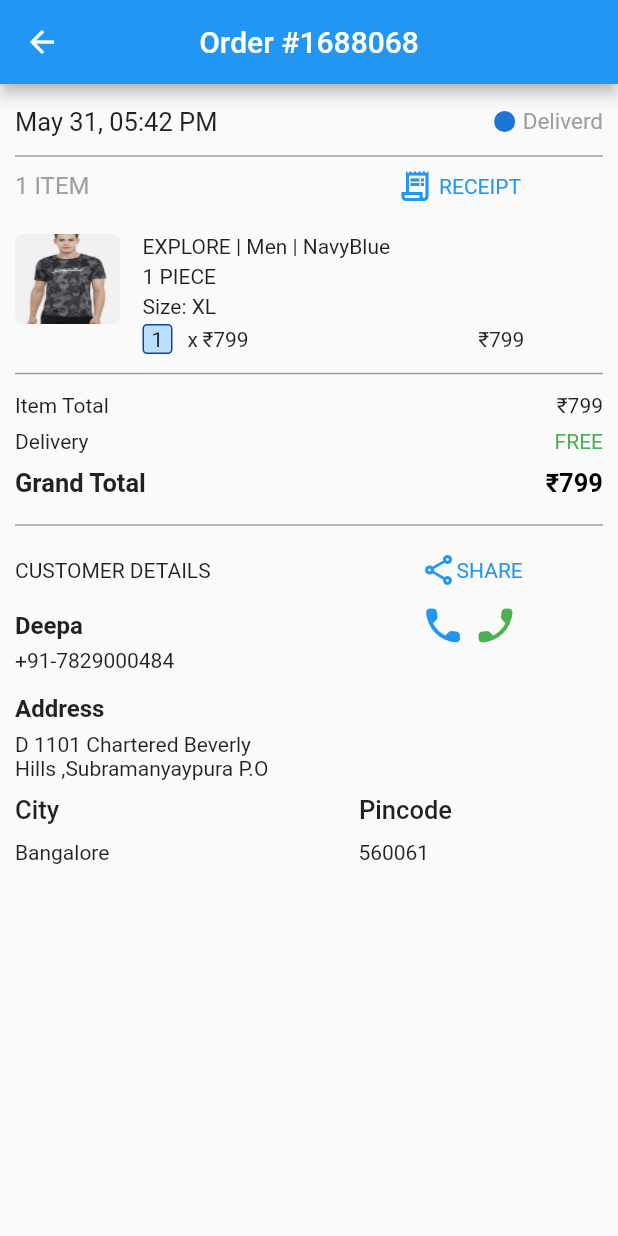
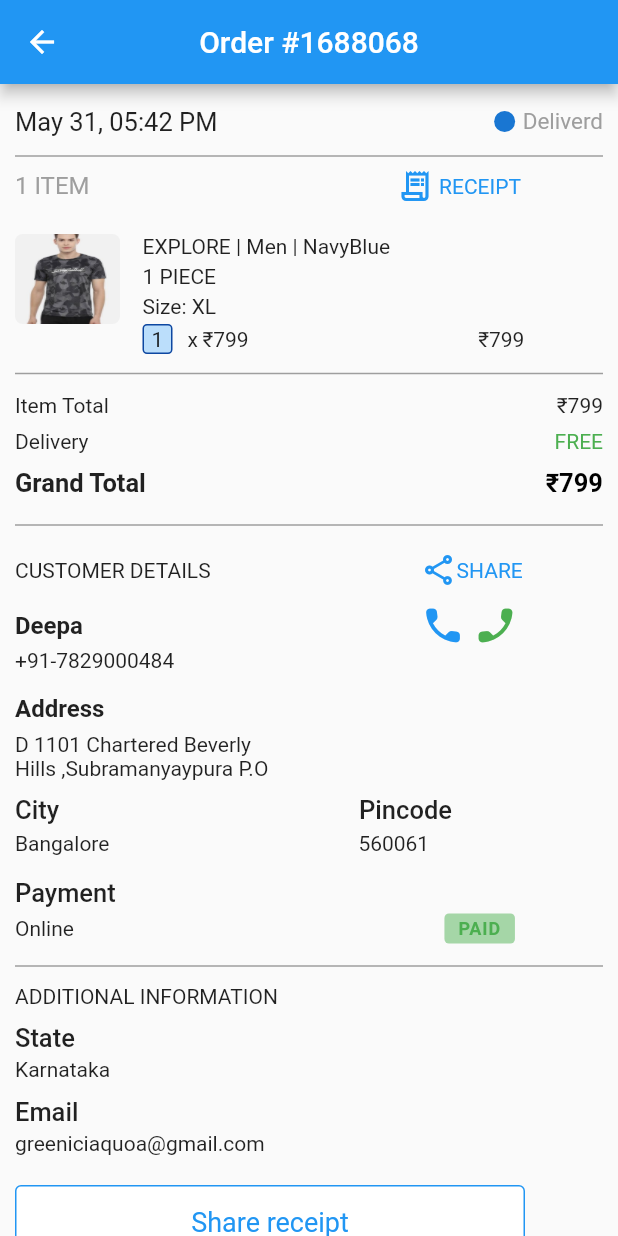
Before and after one commit to karthik324/simple-UI-5, a Flutter app: the screen it shows after launch, on a phone screen of 412 x 824 dp. Run offline on Flutter 3.47's test engine with Material 2 defaults, Android fonts, the phone set to English and light mode, and no system bars.

Commit message:
UI fixed

```diff
--- a/lib/main.dart
+++ b/lib/main.dart
@@ -16,7 +16,8 @@ class MyApp extends StatelessWidget {
           centerTitle: true,
           leading: Icon(Icons.arrow_back),
         ),
-        body: Padding(
+        body: SingleChildScrollView(
+          child: Padding(
             padding: EdgeInsets.only(left: 10, top: 15, right: 10, bottom: 15),
             child: Column(
               crossAxisAlignment: CrossAxisAlignment.start,
@@ -26,7 +27,8 @@ class MyApp extends StatelessWidget {
                   children: [
                     Text(
                       'May 31, 05:42 PM',
-                    style: TextStyle(fontSize: 17, fontWeight: FontWeight.w400),
+                      style:
+                          TextStyle(fontSize: 17, fontWeight: FontWeight.w400),
                     ),
                     Row(
                       children: [
@@ -180,7 +182,8 @@ class MyApp extends StatelessWidget {
                   children: [
                     Text(
                       'Grand Total',
-                    style: TextStyle(fontWeight: FontWeight.bold, fontSize: 17),
+                      style:
+                          TextStyle(fontWeight: FontWeight.bold, fontSize: 17),
                     ),
                     Text(
                       '₹799',
@@ -203,7 +206,9 @@ class MyApp extends StatelessWidget {
                 ),
                 Row(
                   children: [
-                  Text('CUSTOMER DETAILS'),
+                    Text(
+                      'CUSTOMER DETAILS',
+                    ),
                     SizedBox(
                       width: 140,
                     ),
@@ -224,7 +229,8 @@ class MyApp extends StatelessWidget {
                   children: [
                     Text(
                       'Deepa',
-                    style: TextStyle(fontSize: 16, fontWeight: FontWeight.bold),
+                      style:
+                          TextStyle(fontSize: 16, fontWeight: FontWeight.bold),
                     ),
                     SizedBox(
                       width: 225,
@@ -264,18 +270,19 @@ class MyApp extends StatelessWidget {
                   children: [
                     Text(
                       'City',
-                    style: TextStyle(fontSize: 17, fontWeight: FontWeight.w500),
+                      style:
+                          TextStyle(fontSize: 17, fontWeight: FontWeight.w500),
                     ),
                     SizedBox(
                       width: 200,
                     ),
                     Text('Pincode',
-                      style:
-                          TextStyle(fontSize: 17, fontWeight: FontWeight.w500)),
+                        style: TextStyle(
+                            fontSize: 17, fontWeight: FontWeight.w500)),
                   ],
                 ),
                 SizedBox(
-                height: 10,
+                  height: 4,
                 ),
                 Row(
                   children: [
@@ -285,8 +292,122 @@ class MyApp extends StatelessWidget {
                     ),
                     Text('560061')
                   ],
+                ),
+                SizedBox(
+                  height: 15,
+                ),
+                Row(
+                  children: [
+                    Text(
+                      'Payment',
+                      style:
+                          TextStyle(fontSize: 17, fontWeight: FontWeight.w500),
+                    ),
+                  ],
+                ),
+                SizedBox(
+                  height: 4,
+                ),
+                Row(
+                  children: [
+                    Text('Online'),
+                    SizedBox(
+                      width: 247,
+                    ),
+                    Container(
+                      height: 20,
+                      width: 47,
+                      decoration: BoxDecoration(
+                          color: Colors.green[200],
+                          borderRadius: BorderRadius.circular(3)),
+                      child: Padding(
+                        padding: EdgeInsets.only(
+                            left: 9, top: 3, right: 9, bottom: 3),
+                        child: Text(
+                          'PAID',
+                          style: TextStyle(
+                              fontSize: 12,
+                              letterSpacing: .6,
+                              color: Colors.green,
+                              fontWeight: FontWeight.w600),
+                        ),
+                      ),
                     )
                   ],
+                ),
+                SizedBox(
+                  height: 7,
+                ),
+                Divider(
+                  thickness: 1,
+                  color: Colors.grey,
+                ),
+                SizedBox(
+                  height: 4,
+                ),
+                Row(
+                  children: [
+                    Text('ADDITIONAL INFORMATION'),
+                    SizedBox(
+                      width: 140,
+                    ),
+                  ],
+                ),
+                SizedBox(
+                  height: 10,
+                ),
+                Row(
+                  children: [
+                    Text('State',
+                        style: TextStyle(
+                            fontSize: 17, fontWeight: FontWeight.w500))
+                  ],
+                ),
+                SizedBox(
+                  height: 3,
+                ),
+                Row(
+                  children: [Text('Karnataka')],
+                ),
+                SizedBox(
+                  height: 10,
+                ),
+                Row(
+                  children: [
+                    Text('Email',
+                        style: TextStyle(
+                            fontSize: 17, fontWeight: FontWeight.w500))
+                  ],
+                ),
+                SizedBox(
+                  height: 3,
+                ),
+                Row(
+                  children: [Text('greeniciaquoa@gmail.com')],
+                ),
+                SizedBox(
+                  height: 20,
+                ),
+                Row(
+                  children: [
+                    Container(
+                      height: 50,
+                      width: 340,
+                      child: Center(
+                        child: Text(
+                          'Share receipt',
+                          style: TextStyle(color: Colors.blue, fontSize: 18),
+                        ),
+                      ),
+                      decoration: BoxDecoration(
+                          color: Colors.white,
+                          borderRadius: BorderRadius.circular(4),
+                          border: Border.all(color: Colors.blue)),
+                    )
+                  ],
+                )
+              ],
+            ),
           ),
         ),
       ),
```
Lines whose indentation alone changed are shown as unchanged.
